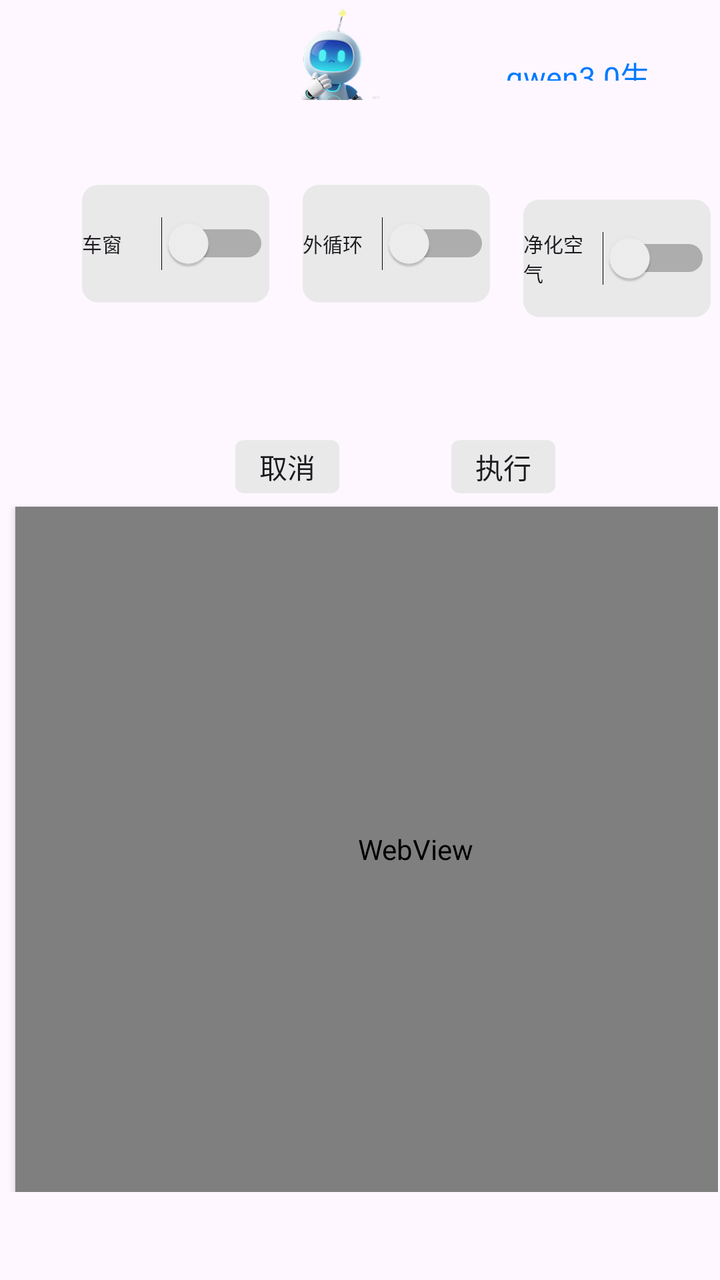
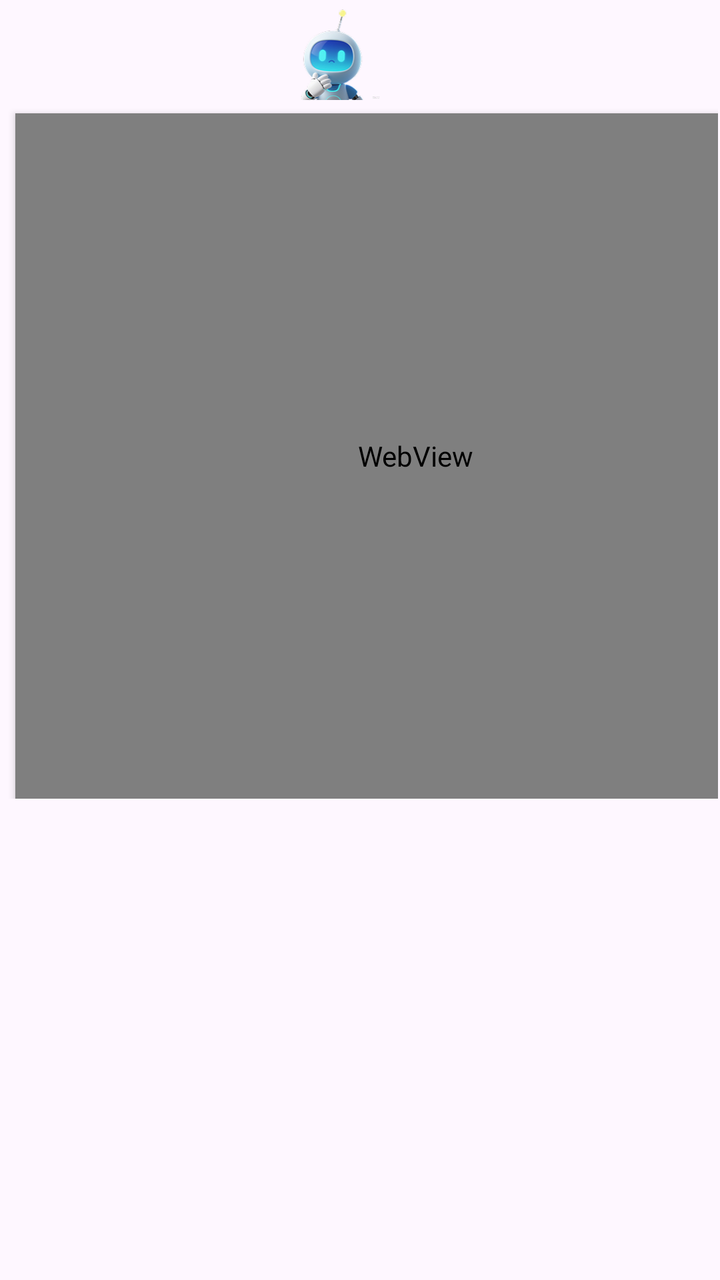

The first picture is an Android layout as it rendered before a commit; the second is the same layout after the commit. The layout source and the unified diff follow.
<!-- AndroidManifest.xml: application theme Theme.AIAgent -->
<!-- res/layout/aiagent_window_layout.xml -->
<?xml version="1.0" encoding="utf-8"?>
<FrameLayout xmlns:android="http://schemas.android.com/apk/res/android"
    android:layout_width="1244px"
    android:layout_height="1252px"
    android:id="@+id/myFrameLayout"
    android:padding="1dp">
    

    <LinearLayout
        android:layout_width="wrap_content"
        android:layout_height="wrap_content"

        android:id="@+id/aiagentlinearLayout"

        android:orientation="vertical">
        <LinearLayout
            android:layout_width="wrap_content"
            android:layout_height="wrap_content"

            android:id="@+id/tipslayout"
            android:layout_marginLeft="422px"
            android:orientation="horizontal">
            <ImageView
                android:id="@+id/roboticon"
                android:layout_width="147px"
                android:layout_height="147px"

                android:scaleType="fitXY"
                android:src="@drawable/robot"
                android:visibility="visible" />
            <LinearLayout
                android:layout_width="wrap_content"
                android:layout_height="wrap_content"
                android:layout_marginLeft="187px"
                android:layout_marginTop="15px"
                android:id="@+id/inputtextslayout"

                android:orientation="vertical">
                <TextView
                    android:id="@+id/inputtext"
                    android:layout_width="323px"
                    android:layout_height="63px"
                    android:textColor="#FF000000"
                    android:textSize="20sp"/>
                <TextView
                    android:id="@+id/proceduer"
                    android:layout_width="235px"
                    android:layout_height="40px"
                    android:textColor="#FF007AFF"
                    android:text="qwen3.0生成中..."
                    android:textSize="15sp"/>
            </LinearLayout>
        </LinearLayout>
        <LinearLayout
            android:layout_width="wrap_content"
            android:layout_height="wrap_content"

            android:id="@+id/btnslayout"

            android:orientation="vertical">
            <LinearLayout
                android:layout_width="1000px"
                android:layout_height="240px"
                android:layout_marginLeft="120px"
                android:layout_marginTop="96px"
                android:id="@+id/radiolayout"

                android:orientation="horizontal">
                <android.widget.Switch
                    android:id="@+id/btnwindow"
                    android:layout_width="281px"
                    android:layout_height="177px"
                    android:layout_marginTop="31px"

                    android:scaleType="fitXY"
                    android:background="@drawable/radiobtnbg"
                    android:textSize="10sp"

                    android:text="车窗"/>
                <android.widget.Switch
                    android:id="@+id/btnoutdoor"
                    android:layout_width="281px"
                    android:layout_height="177px"
                    android:layout_marginTop="31px"
                    android:layout_marginLeft="50px"

                    android:scaleType="fitXY"
                    android:background="@drawable/radiobtnbg"
                    android:textSize="10sp"

                    android:text="外循环"/>
                <android.widget.Switch
                    android:id="@+id/btncleanair"
                    android:layout_width="281px"
                    android:layout_height="177px"
                    android:layout_marginTop="31px"
                    android:layout_marginLeft="50px"

                    android:scaleType="fitXY"
                    android:background="@drawable/radiobtnbg"
                    android:textSize="10sp"
                    android:text="净化空气"/>


            </LinearLayout>
            <LinearLayout
                android:layout_width="wrap_content"
                android:layout_height="wrap_content"

                android:id="@+id/nmbtnslayout"

                android:orientation="horizontal">
                <android.widget.Button
                    android:id="@+id/btncancel"
                    android:layout_width="156px"
                    android:layout_height="80px"
                    android:layout_marginTop="174px"
                    android:layout_marginLeft="350px"

                    android:scaleType="fitXY"
                    android:background="@drawable/button_selector"
                    android:text="取消"/>
                <android.widget.Button
                    android:id="@+id/btnexecute"
                    android:layout_width="156px"
                    android:layout_height="80px"
                    android:layout_marginTop="174px"
                    android:layout_marginLeft="168px"

                    android:scaleType="fitXY"
                    android:background="@drawable/button_selector"
                    android:text="执行"/>

            </LinearLayout>
        </LinearLayout>
        <WebView
            android:id="@+id/responseWebView"
            android:layout_width="1200px"
            android:layout_height="1028px"
            android:layout_marginLeft="20px"
            android:layout_marginTop="20px"
            android:elevation="2dp" />
    </LinearLayout>

</FrameLayout>
<!-- resources referenced by this layout -->
<resources>
  <!-- drawable button_selector (drawable) -->
  <selector xmlns:android="http://schemas.android.com/apk/res/android">
      <item android:drawable="@drawable/btnpress" android:state_pressed="true" />
      <item android:drawable="@drawable/radiobtnbg" android:state_focused="true" />
      <item android:drawable="@drawable/radiobtnbg" />
  </selector>
  <!-- drawable radiobtnbg: png bitmap (drawable, 1460 bytes) -->
  <!-- drawable robot: png bitmap (drawable, 20945 bytes) -->
  <style name="Theme.AIAgent" parent="Base.Theme.AIAgent" />
  <!-- drawable btnpress: png bitmap (drawable, 1052 bytes) -->
  <style name="Base.Theme.AIAgent" parent="Theme.Material3.DayNight.NoActionBar">
          
          
      </style>
</resources>

<!-- the commit's change to res/layout/aiagent_window_layout.xml (unified diff, before → after) -->
@@ -48,6 +48,7 @@
                     android:layout_height="40px"
                     android:textColor="#FF007AFF"
                     android:text="qwen3.0生成中..."
+                    android:visibility="gone"
                     android:textSize="15sp"/>
             </LinearLayout>
         </LinearLayout>
@@ -56,7 +57,7 @@
             android:layout_height="wrap_content"
 
             android:id="@+id/btnslayout"
-
+            android:visibility="gone"
             android:orientation="vertical">
             <LinearLayout
                 android:layout_width="1000px"
